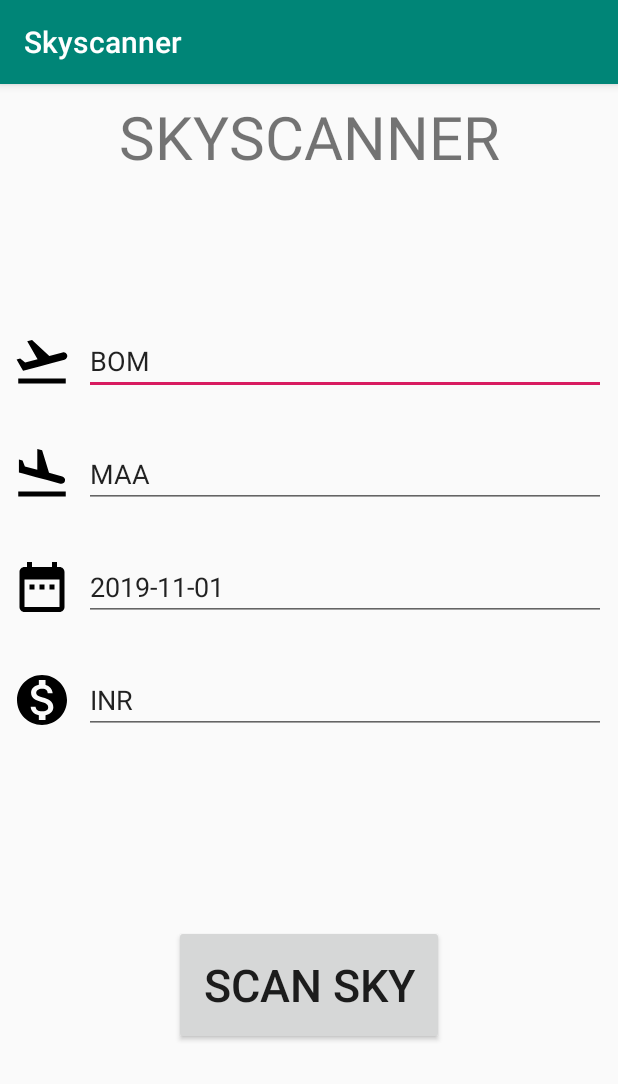
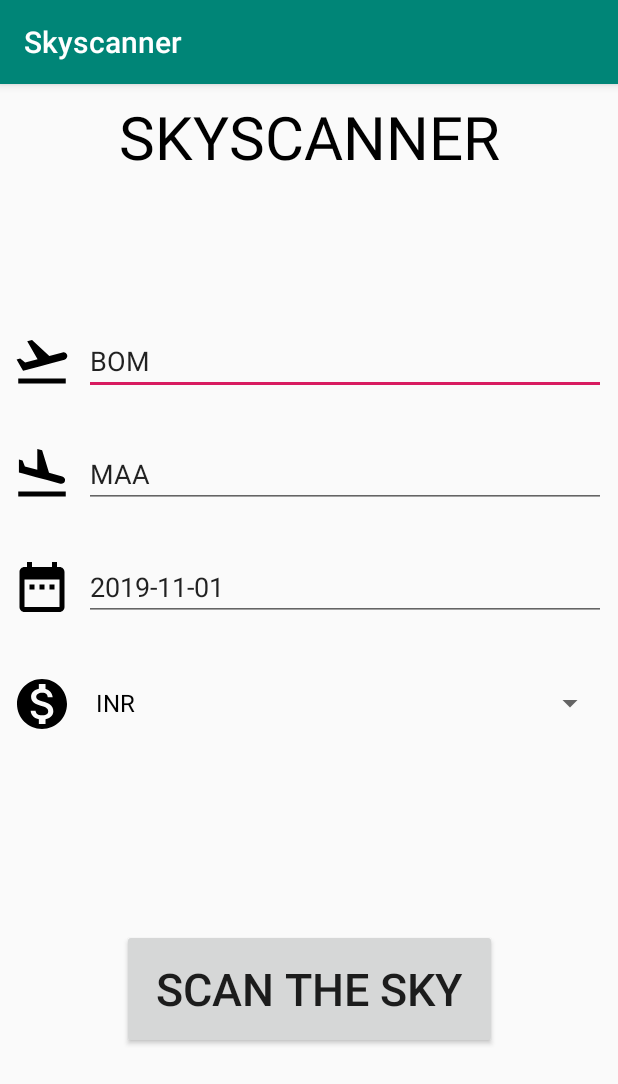
Before and after one commit to subratshah/Skyscanner, an Android app: the screen it shows after launch (MainActivity), on a phone screen of 412 x 824 dp. Shown: the top 1084 px of the screen. Run offline under Robolectric (Android 15) with nearby library versions, the phone set to English and light mode, and no system bars; our stand-ins replace Dagger/Hilt's generated code, data binding.

Commit message:
Currency dropdown menu added

```diff
--- a/app/src/main/java/sample/com/skyscanner/Input.java
+++ b/app/src/main/java/sample/com/skyscanner/Input.java
@@ -19,7 +19,7 @@ public class Input extends BaseObservable implements LifecycleObserver, Serializ
     }
 
     public String getOrigin() {
-        return origin.toUpperCase().trim();
+        return origin;
     }
 
     public void setOrigin(String origin) {
@@ -27,7 +27,7 @@ public class Input extends BaseObservable implements LifecycleObserver, Serializ
     }
 
     public String getDest() {
-        return dest.toUpperCase().trim();
+        return dest;
     }
 
     public void setDest(String dest) {
@@ -43,7 +43,7 @@ public class Input extends BaseObservable implements LifecycleObserver, Serializ
     }
 
     public String getCurrency() {
-        return currency.toUpperCase().trim();
+        return currency;
     }
 
     public void setCurrency(String currency) {
--- a/app/src/main/java/sample/com/skyscanner/ui/MainActivity.java
+++ b/app/src/main/java/sample/com/skyscanner/ui/MainActivity.java
@@ -3,6 +3,9 @@ package sample.com.skyscanner.ui;
 import android.content.Intent;
 import android.os.Bundle;
 import android.view.View;
+import android.widget.AdapterView;
+import android.widget.ArrayAdapter;
+import android.widget.Spinner;
 import android.widget.TextView;
 
 import androidx.appcompat.app.AppCompatActivity;
@@ -15,15 +18,26 @@ import sample.com.skyscanner.Input;
 import sample.com.skyscanner.R;
 import sample.com.skyscanner.databinding.ActivityMainBinding;
 
-public class MainActivity extends AppCompatActivity implements LifecycleOwner {
+public class MainActivity extends AppCompatActivity implements LifecycleOwner, AdapterView.OnItemSelectedListener {
 
     @Inject
     Input input;
+
+    Spinner spinner;
+    Intent intent;
+    String[] currs;
 
     @Override
     protected void onCreate(Bundle savedInstanceState) {
         super.onCreate(savedInstanceState);
         ActivityMainBinding activityMainBinding = DataBindingUtil.setContentView(this, R.layout.activity_main);
+
+        intent = new Intent(this, SecondActivity.class);
+        spinner = findViewById(R.id.currSpinner);
+        currs = new String[]{"INR", "USD"};
+        ArrayAdapter<String> adapter = new ArrayAdapter<>(this, android.R.layout.simple_spinner_dropdown_item, currs);
+        spinner.setAdapter(adapter);
+        spinner.setOnItemSelectedListener(this);
 
         activityMainBinding.setViewModel(input);
     }
@@ -31,7 +45,6 @@ public class MainActivity extends AppCompatActivity implements LifecycleOwner {
     public void onClickScan(View view) {
         TextView textView;
         String text;
-        Intent intent = new Intent(this, SecondActivity.class);
 
         textView = findViewById(R.id.dateText);
         text = String.valueOf(textView.getText());
@@ -45,10 +58,14 @@ public class MainActivity extends AppCompatActivity implements LifecycleOwner {
         text = String.valueOf(textView.getText());
         intent.putExtra("dest", text);
 
-        textView = findViewById(R.id.currText);
-        text = String.valueOf(textView.getText());
-        intent.putExtra("curr", text);
-
         startActivity(intent);
     }
+
+    @Override
+    public void onItemSelected(AdapterView<?> adapterView, View view, int position, long id) {
+        intent.putExtra("curr", currs[position]);
+    }
+
+    @Override
+    public void onNothingSelected(AdapterView<?> adapterView) { }
 }
--- a/app/src/main/java/sample/com/skyscanner/ui/SecondActivity.java
+++ b/app/src/main/java/sample/com/skyscanner/ui/SecondActivity.java
@@ -27,8 +27,8 @@ public class SecondActivity extends AppCompatActivity implements LifecycleOwner
 
         Input input = new Input();
         input.setOutDate(getIntent().getStringExtra("date"));
-        input.setOrigin(getIntent().getStringExtra("origin"));
-        input.setDest(getIntent().getStringExtra("dest"));
+        input.setOrigin(getIntent().getStringExtra("origin").toUpperCase().trim());
+        input.setDest(getIntent().getStringExtra("dest").toUpperCase().trim());
         input.setCurrency(getIntent().getStringExtra("curr"));
 
         setTitle("Flights from " + input.getOrigin() + " to " + input.getDest());
--- a/app/src/main/res/layout/activity_main.xml
+++ b/app/src/main/res/layout/activity_main.xml
@@ -23,6 +23,7 @@
             android:layout_marginTop="8dp"
             android:layout_marginEnd="8dp"
             android:text="SKYSCANNER"
+            android:textColor="@android:color/background_dark"
             android:textSize="40dp"
             app:layout_constraintEnd_toEndOf="parent"
             app:layout_constraintStart_toStartOf="parent"
@@ -45,7 +46,8 @@
             android:layout_marginStart="8dp"
             android:layout_marginTop="100dp"
             android:layout_marginEnd="8dp"
-            android:hint="ORIGIN"
+            android:hint="Origin code"
+            android:singleLine="true"
             android:text="BOM"
             app:layout_constraintEnd_toEndOf="parent"
             app:layout_constraintLeft_toLeftOf="parent"
@@ -68,7 +70,8 @@
             android:layout_marginStart="8dp"
             android:layout_marginTop="30dp"
             android:layout_marginEnd="8dp"
-            android:hint="DESTINATION"
+            android:hint="Destination Code"
+            android:singleLine="true"
             android:text="MAA"
             app:layout_constraintEnd_toEndOf="parent"
             app:layout_constraintStart_toEndOf="@+id/destImage"
@@ -90,7 +93,8 @@
             android:layout_marginStart="8dp"
             android:layout_marginTop="30dp"
             android:layout_marginEnd="8dp"
-            android:hint="Date of Journey"
+            android:hint="yyyy-mm-dd"
+            android:singleLine="true"
             android:text="2019-11-01"
             app:layout_constraintEnd_toEndOf="parent"
             app:layout_constraintStart_toEndOf="@+id/dateImage"
@@ -101,35 +105,34 @@
             android:layout_width="wrap_content"
             android:layout_height="wrap_content"
             android:src="@drawable/ic_monetization_on_black_24dp"
-            app:layout_constraintBottom_toBottomOf="@+id/currText"
+            app:layout_constraintBottom_toBottomOf="@+id/currSpinner"
             app:layout_constraintStart_toStartOf="@+id/originImage"
-            app:layout_constraintTop_toTopOf="@+id/currText" />
+            app:layout_constraintTop_toTopOf="@+id/currSpinner" />
 
-        <EditText
-            android:id="@+id/currText"
+        <Spinner
+            android:id="@+id/currSpinner"
             android:layout_width="0dp"
-            android:layout_height="wrap_content"
+            android:layout_height="50dp"
             android:layout_marginStart="8dp"
             android:layout_marginTop="30dp"
             android:layout_marginEnd="8dp"
-            android:hint="INR or USD"
-            android:text="INR"
+            android:spinnerMode="dropdown"
             app:layout_constraintEnd_toEndOf="parent"
             app:layout_constraintStart_toEndOf="@+id/currImage"
             app:layout_constraintTop_toBottomOf="@+id/dateText" />
 
         <Button
-            android:layout_width="180dp"
+            android:layout_width="250dp"
             android:layout_height="80dp"
             android:layout_marginTop="8dp"
             android:layout_marginBottom="8dp"
             android:onClick="onClickScan"
-            android:text="Scan Sky"
+            android:text="Scan the Sky"
             android:textSize="30dp"
             app:layout_constraintBottom_toBottomOf="parent"
             app:layout_constraintEnd_toEndOf="parent"
             app:layout_constraintStart_toStartOf="parent"
-            app:layout_constraintTop_toBottomOf="@+id/currText" />
+            app:layout_constraintTop_toBottomOf="@+id/currSpinner" />
 
     </androidx.constraintlayout.widget.ConstraintLayout>
 </layout>
--- a/app/src/main/res/layout/activity_second.xml
+++ b/app/src/main/res/layout/activity_second.xml
@@ -57,7 +57,8 @@
             android:layout_height="wrap_content"
             android:layout_marginStart="180dp"
             android:layout_marginEnd="8dp"
-            android:text="Time"
+            android:onClick="@{viewModel::sortTime}"
+            android:text="⇅Time"
             android:textSize="20sp"
             app:layout_constraintEnd_toStartOf="@+id/directText"
             app:layout_constraintStart_toStartOf="parent"
```
Also changed, not shown: app/src/main/java/sample/com/skyscanner/Output.java (+8 -2 lines), app/src/main/java/sample/com/skyscanner/SkyViewModel.java (+14 -1 lines), app/src/main/res/layout-v26/recyclerview_item.xml (+13 -2 lines).
